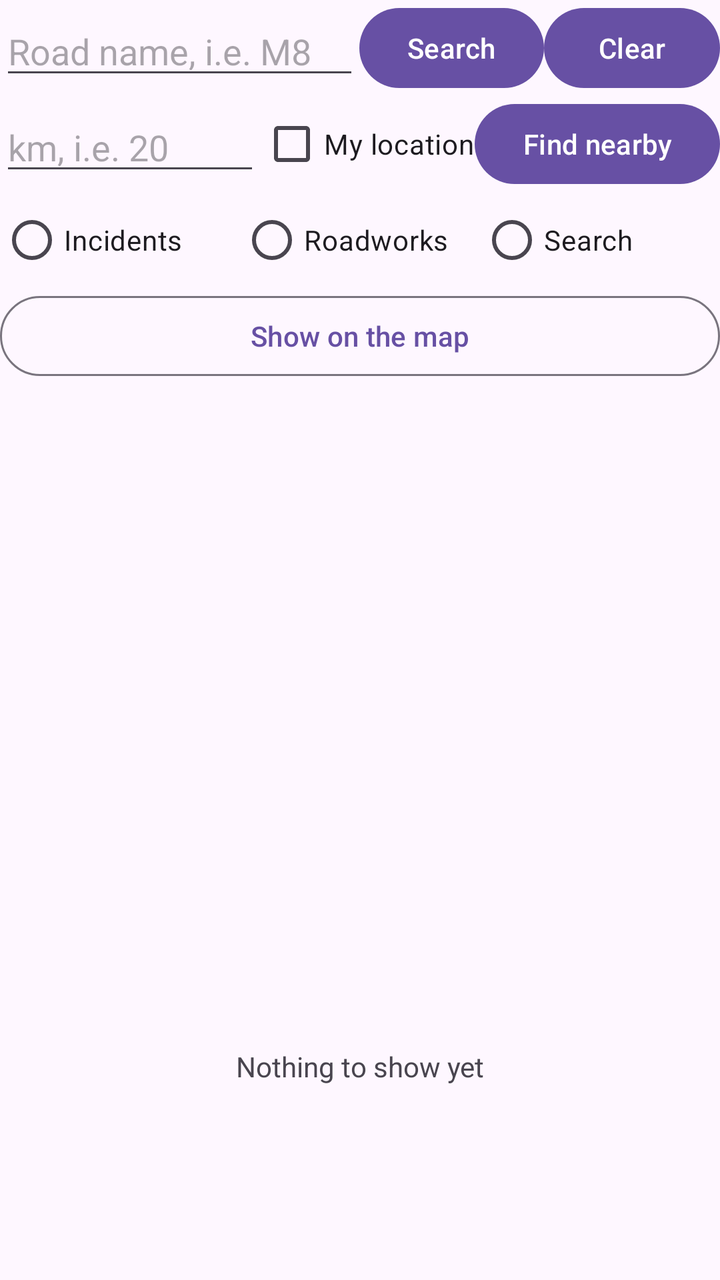
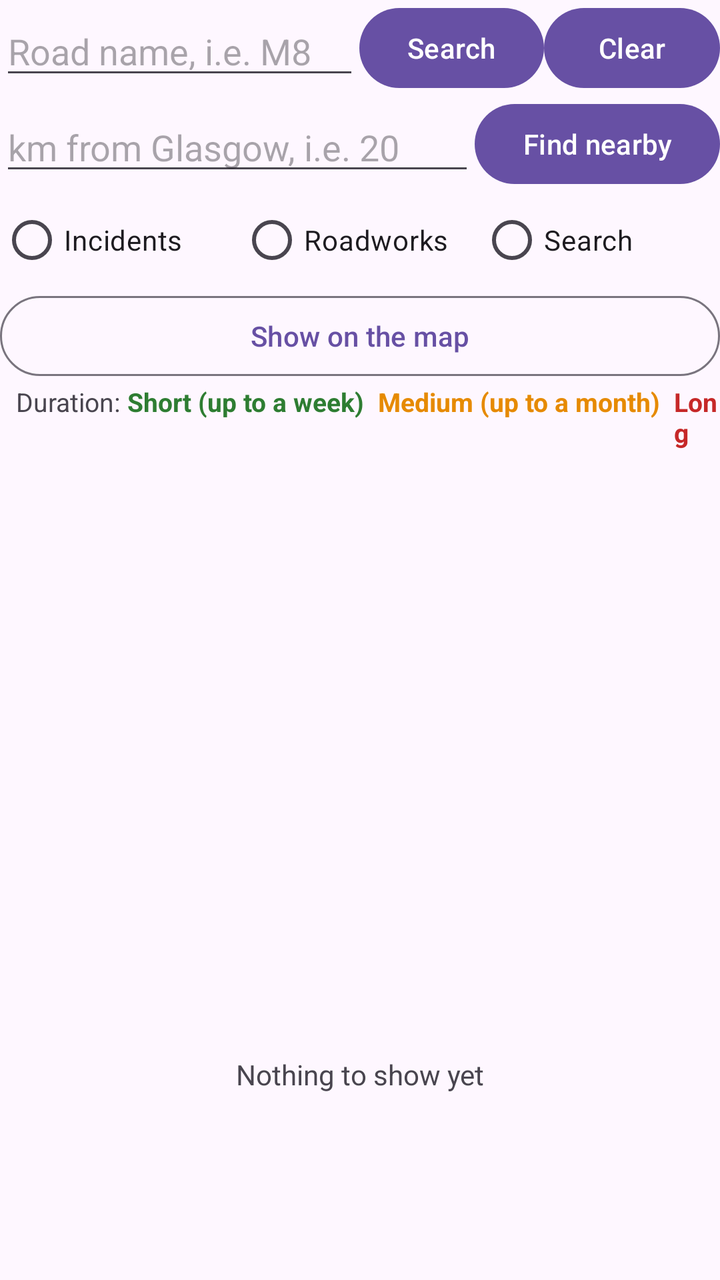

Two renders of the same Android screen: before a commit and after it. Below are the layout's source before the change and the commit's diff.
<!-- AndroidManifest.xml: application theme Theme.BowieDay_Adam_S1831372 -->
<!-- res/layout/frag_situation_list.xml -->
<?xml version="1.0" encoding="utf-8"?>
<LinearLayout xmlns:android="http://schemas.android.com/apk/res/android"
    android:orientation="vertical"
    android:layout_width="match_parent"
    android:layout_height="match_parent">

    
    <LinearLayout
        android:orientation="horizontal"
        android:layout_width="match_parent"
        android:layout_height="wrap_content"
        android:gravity="center_vertical">
        <EditText
            android:id="@+id/roadEntry"
            android:layout_width="0dp"
            android:layout_height="wrap_content"
            android:layout_weight="1"
            android:hint="Road name, i.e. M8"
            android:inputType="textCapCharacters"
            android:imeOptions="actionSearch"
            android:maxLines="1" />
        <Button
            android:id="@+id/searchButton"
            android:layout_width="wrap_content"
            android:layout_height="wrap_content"
            android:text="Search" />
        <Button
            android:id="@+id/clearButton"
            android:layout_width="wrap_content"
            android:layout_height="wrap_content"
            android:text="Clear" />
    </LinearLayout>

    
    <LinearLayout
        android:orientation="horizontal"
        android:layout_width="match_parent"
        android:layout_height="wrap_content"
        android:gravity="center_vertical">
        <EditText
            android:id="@+id/kmEntry"
            android:layout_width="0dp"
            android:layout_height="wrap_content"
            android:layout_weight="1"
            android:hint="km, i.e. 20"
            android:inputType="numberDecimal"
            android:maxLines="1" />
        <CheckBox
            android:id="@+id/myLocationBox"
            android:layout_width="wrap_content"
            android:layout_height="wrap_content"
            android:text="My location" />
        <Button
            android:id="@+id/nearbyButton"
            android:layout_width="wrap_content"
            android:layout_height="wrap_content"
            android:text="Find nearby" />
    </LinearLayout>

    
    <RadioGroup
        android:id="@+id/feedChoice"
        android:orientation="horizontal"
        android:layout_width="match_parent"
        android:layout_height="wrap_content">
        <RadioButton
            android:id="@+id/incidentsButton"
            android:layout_width="0dp"
            android:layout_height="wrap_content"
            android:layout_weight="1"
            android:text="Incidents" />
        <RadioButton
            android:id="@+id/roadworksButton"
            android:layout_width="0dp"
            android:layout_height="wrap_content"
            android:layout_weight="1"
            android:text="Roadworks" />
        <RadioButton
            android:id="@+id/searchResultsButton"
            android:layout_width="0dp"
            android:layout_height="wrap_content"
            android:layout_weight="1"
            android:text="Search" />
    </RadioGroup>

    
    <Button
        android:id="@+id/mapButton"
        style="?attr/materialButtonOutlinedStyle"
        android:layout_width="match_parent"
        android:layout_height="wrap_content"
        android:text="Show on the map" />

    
    <TextView
        android:id="@+id/durationKey"
        android:layout_width="match_parent"
        android:layout_height="wrap_content"
        android:paddingStart="8dp"
        android:paddingBottom="4dp"
        android:textSize="13sp" />

    <ListView
        android:id="@+id/situationList"
        android:layout_width="match_parent"
        android:layout_height="0dp"
        android:layout_weight="1" />

    
    <TextView
        android:id="@+id/emptyText"
        android:layout_width="match_parent"
        android:layout_height="0dp"
        android:layout_weight="1"
        android:gravity="center"
        android:text="Nothing to show yet" />
</LinearLayout>
<!-- resources referenced by this layout -->
<resources>
  <style name="Theme.BowieDay_Adam_S1831372" parent="Base.Theme.BowieDay_Adam_S1831372" />
  <style name="Base.Theme.BowieDay_Adam_S1831372" parent="Theme.Material3.DayNight.NoActionBar">
          
          
      </style>
</resources>

<!-- the commit's change to res/layout/frag_situation_list.xml (unified diff, before → after) -->
@@ -42,14 +42,9 @@
             android:layout_width="0dp"
             android:layout_height="wrap_content"
             android:layout_weight="1"
-            android:hint="km, i.e. 20"
+            android:hint="km from Glasgow, i.e. 20"
             android:inputType="numberDecimal"
             android:maxLines="1" />
-        <CheckBox
-            android:id="@+id/myLocationBox"
-            android:layout_width="wrap_content"
-            android:layout_height="wrap_content"
-            android:text="My location" />
         <Button
             android:id="@+id/nearbyButton"
             android:layout_width="wrap_content"
@@ -92,13 +87,40 @@
         android:text="Show on the map" />
 
     
-    <TextView
+    <LinearLayout
         android:id="@+id/durationKey"
+        android:orientation="horizontal"
         android:layout_width="match_parent"
         android:layout_height="wrap_content"
         android:paddingStart="8dp"
-        android:paddingBottom="4dp"
-        android:textSize="13sp" />
+        android:paddingBottom="4dp">
+        <TextView
+            android:layout_width="wrap_content"
+            android:layout_height="wrap_content"
+            android:textSize="13sp"
+            android:text="Duration: " />
+        <TextView
+            android:layout_width="wrap_content"
+            android:layout_height="wrap_content"
+            android:textSize="13sp"
+            android:textStyle="bold"
+            android:textColor="@color/duration_short"
+            android:text="Short (up to a week)  " />
+        <TextView
+            android:layout_width="wrap_content"
+            android:layout_height="wrap_content"
+            android:textSize="13sp"
+            android:textStyle="bold"
+            android:textColor="@color/duration_medium"
+            android:text="Medium (up to a month)  " />
+        <TextView
+            android:layout_width="wrap_content"
+            android:layout_height="wrap_content"
+            android:textSize="13sp"
+            android:textStyle="bold"
+            android:textColor="@color/duration_long"
+            android:text="Long" />
+    </LinearLayout>
 
     <ListView
         android:id="@+id/situationList"
<!-- resource entries referenced after the edit -->
@@ -1,5 +1,8 @@
 <!-- resources referenced by this layout -->
 <resources>
+  <color name="duration_long">#C62828</color>
+  <color name="duration_medium">#E68A00</color>
+  <color name="duration_short">#2E7D32</color>
   <style name="Theme.BowieDay_Adam_S1831372" parent="Base.Theme.BowieDay_Adam_S1831372" />
   <style name="Base.Theme.BowieDay_Adam_S1831372" parent="Theme.Material3.DayNight.NoActionBar">
           
